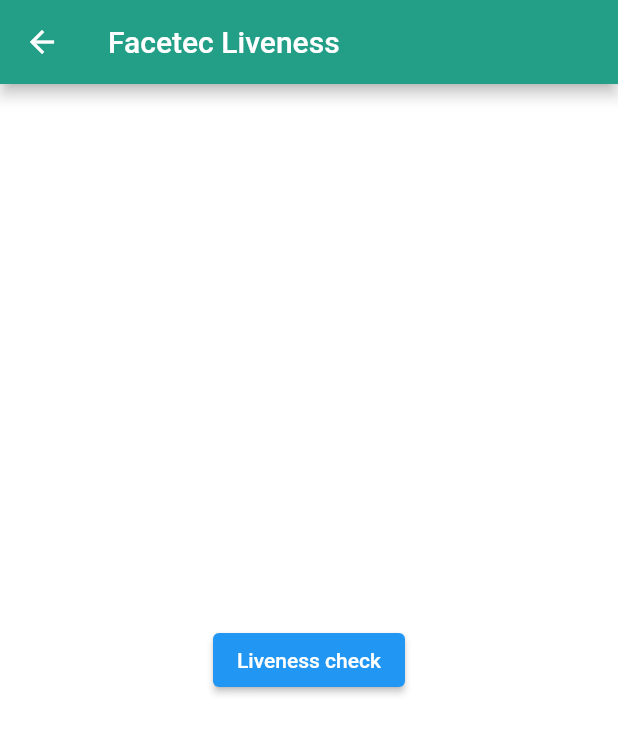
After one commit to milind-nagarro/flutter_starter_kit, a Flutter app: the Dashboard screen opened by its route, after a tap on "Facetec Liveness", on a phone screen of 412 x 824 dp. The commit adds this screen. Shown: the top 734 px of the screen. Run offline on Flutter 3.47's test engine with Material 2 defaults, Android fonts, the light colour scheme and no system bars; our stand-ins replace bloc, chopper, equatable, firebase_analytics, firebase_core, firebase_crashlytics and 10 more; accounts and stored records are empty; generated files the repository leaves out were written again; statements that could not run were skipped.

```diff
--- a/lib/app/app_constant.dart
+++ b/lib/app/app_constant.dart
@@ -14,7 +14,7 @@
 const english_label = 'English';
 const key_user_info = 'user_info';
 const key_language_preference = 'language_preference';
-const otpExpireTime = 30; // in seconds
+const otpExpireTime = 180; // in seconds
 
 enum ValidationState { notChecked, valid, invalid }
 enum LoginStates { notChecked, checking, authenticated, unauthenticated }
--- a/lib/app/biometric_authenticator.dart
+++ b/lib/app/biometric_authenticator.dart
@@ -2,8 +2,6 @@
 
 class BioMetricAuthentication {
   static final LocalAuthentication localAuthentication = LocalAuthentication();
-
-
 
   static Future<bool> authenticateWithBiometrics() async {
     bool isAuthenticated = false;
@@ -17,7 +15,6 @@
   }
 
   static Future<bool> isBiometricAvailable() async {
-
     bool isBiometricSupported = await localAuthentication.isDeviceSupported();
     bool canCheckBiometrics = await localAuthentication.canCheckBiometrics;
     return isBiometricSupported && canCheckBiometrics;
--- a/lib/ui/module/dashboard/dashboard.dart
+++ b/lib/ui/module/dashboard/dashboard.dart
@@ -2,7 +2,9 @@
 import 'package:fab_nhl/app/resources/colors.dart';
 import 'package:fab_nhl/app/resources/style.dart';
 import 'package:fab_nhl/ui/module/verification/bloc/verification_bloc.dart';
+import 'package:fab_nhl/ui/screen/blinkid_ocr.dart';
 import 'package:fab_nhl/ui/screen/common_widget/pinput/pinput.dart';
+import 'package:fab_nhl/ui/screen/face_tec_demo.dart';
 import 'package:flutter/material.dart';
 import 'package:flutter_bloc/flutter_bloc.dart';
 import 'package:flutter_gen/gen_l10n/app_localizations.dart';
@@ -14,19 +16,39 @@
 class Dashboard extends StatelessWidget {
   const Dashboard({Key? key}) : super(key: key);
 
-
   @override
   Widget build(BuildContext context) {
-
-
     return Scaffold(
         appBar: FABWidget.appTopBar(AppLocalizations.of(context).dashboard),
         backgroundColor: appBGColor,
         body: SafeArea(
           child: Padding(
             padding: EdgeInsets.symmetric(horizontal: 32.w, vertical: 32.h),
-            child: Container(
-
+            child: Column(
+              children: [
+                ElevatedButton(
+                  child: const Text('Facetec Liveness'),
+                  onPressed: () {
+                    Navigator.push(
+                      context,
+                      MaterialPageRoute(
+                          builder: (context) =>
+                              const FacetecLiveness(title: "Facetec Liveness")),
+                    );
+                  },
+                ),
+                ElevatedButton(
+                  child: const Text('BlinkID OCR'),
+                  onPressed: () {
+                    Navigator.push(
+                      context,
+                      MaterialPageRoute(
+                          builder: (context) =>
+                              const BlinkidOCR(title: "BlinkID OCR")),
+                    );
+                  },
+                ),
+              ],
             ),
           ),
         ));
--- a/lib/ui/module/login/login_screen.dart
+++ b/lib/ui/module/login/login_screen.dart
@@ -138,7 +138,8 @@
   }
 
   void nextScreen(String phNumber) {
-    locator<AppRouter>().showVerificationScreen([true, uaeCode + " " +phNumber, true]);
+    locator<AppRouter>()
+        .showVerificationScreen([true, uaeCode + " " + phNumber, true]);
     // locator<AppRouter>().showVerifyPin();
   }
 }
--- /dev/null
+++ b/lib/ui/screen/face_tec_demo.dart
@@ -0,0 +1,55 @@
+import 'package:fab_nhl/crosscutting/channel/platform_channel.dart';
+import 'package:flutter/material.dart';
+
+class FacetecLiveness extends StatefulWidget {
+  const FacetecLiveness({Key? key, required this.title}) : super(key: key);
+
+  final String title;
+
+  @override
+  State<FacetecLiveness> createState() => _FacetecLivenessState();
+}
+
+class _FacetecLivenessState extends State<FacetecLiveness> {
+  final faceTec = PlatformChannel();
+
+  bool isPhotoIDMatchInitiated = false;
+  bool isPhotoIDMatchSuccessful = false;
+
+  @override
+  Widget build(BuildContext context) {
+    return Scaffold(
+        backgroundColor: Colors.white,
+        appBar: AppBar(
+          title: Text(widget.title),
+        ),
+        body: Center(
+          child: Column(
+            mainAxisAlignment: MainAxisAlignment.spaceAround,
+            children: <Widget>[
+              Expanded(
+                  child: Column(
+                mainAxisAlignment: MainAxisAlignment.center,
+                children: [
+                  Center(
+                    child: ElevatedButton(
+                        onPressed: () {
+                          isPhotoIDMatchInitiated = true;
+                          faceTec.checkLiveness().then((value) {
+                            setState(() {
+                              isPhotoIDMatchSuccessful = value;
+                            });
+                          });
+                        },
+                        child: const Text("Liveness check")),
+                  ),
+                  Visibility(
+                      visible: isPhotoIDMatchInitiated,
+                      child: Text("Successful?: $isPhotoIDMatchSuccessful")),
+                ],
+              ))
+            ],
+          ),
+        ));
+  }
+}
```
Also changed, not shown: lib/app/l10n/app_ar.arb (+33 -12 lines), lib/app/resources/style.dart (+4 -4 lines), lib/crosscutting/channel/platform_channel.dart (added, +27 -0 lines), lib/crosscutting/facetec/facetec.dart (deleted, +0 -58 lines), lib/ui/router/app_router.dart (+4 -3 lines), lib/ui/screen/blinkid_ocr.dart (added, +52 -0 lines), lib/ui/screen/common_widget/permission_screen.dart (+15 -17 lines), 2 other files.
